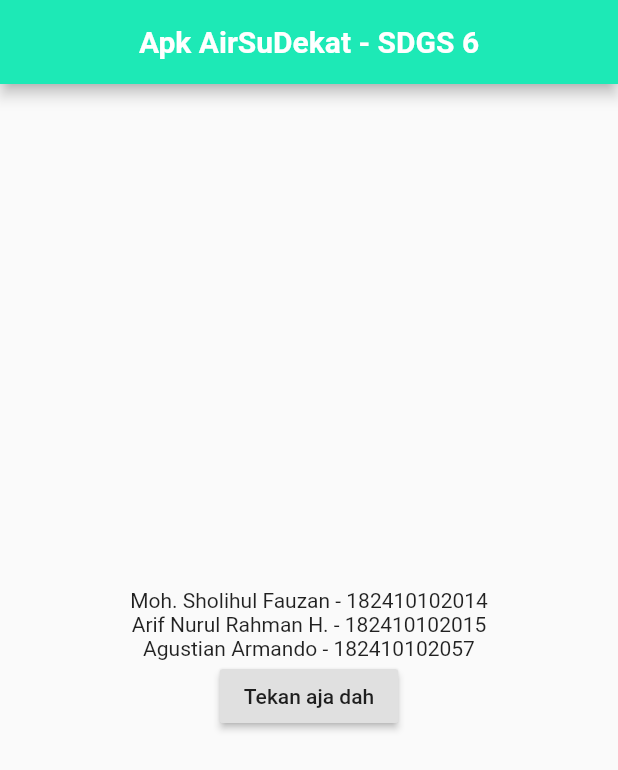
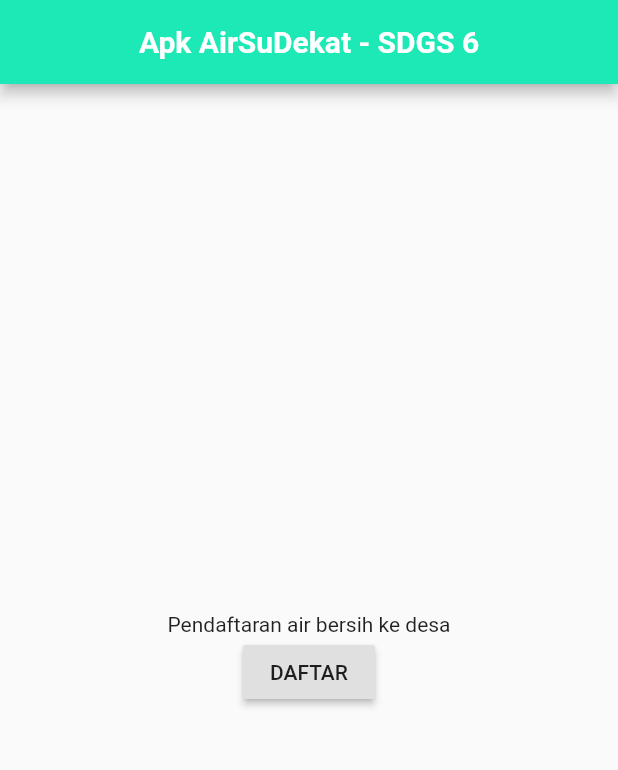
Before and after one commit to fauzan320/tugasmobile, a Flutter app: the screen it shows after launch, on a phone screen of 412 x 824 dp. Shown: the top 770 px of the screen. Run offline on Flutter 3.47's test engine with Material 2 defaults, Android fonts, the phone set to English and light mode, and no system bars.

```diff
--- a/lib/main.dart
+++ b/lib/main.dart
@@ -48,12 +48,11 @@ class MyApp extends StatelessWidget { //class myapp turunan dari stlwidget
             child: Column(
               mainAxisAlignment: MainAxisAlignment.center, // membuat posisi tengah vertikal
               children: <Widget> [
-                Text('Moh. Sholihul Fauzan - 182410102014'),
-                Text('Arif Nurul Rahman H. - 182410102015'),
-                Text('Agustian Armando - 182410102057'),
+                Text('Pendaftaran air bersih ke desa'),
+
                 //membuat text
                 RaisedButton(// membuat tombol
-                  child: Text('Tekan aja dah'),
+                  child: Text('DAFTAR'),
                   onPressed: (){
                     Navigator.pushNamed(context, HalamanKedua.routeName);// menuju halama kedua
                   },
@@ -82,7 +81,7 @@ static const String routeName ='/HalamanKedua';
           //didalanya terdapat properti titlle
           title:Text(
             //memberi text pada appbar
-            'Jeng Jeng !!!',
+            'FORM Pendaftaran',
             //memberi styling appbar
             style: TextStyle(
               fontWeight:FontWeight.bold,
```
Also changed, not shown: lib/FiturDaftar.dart (deleted).
